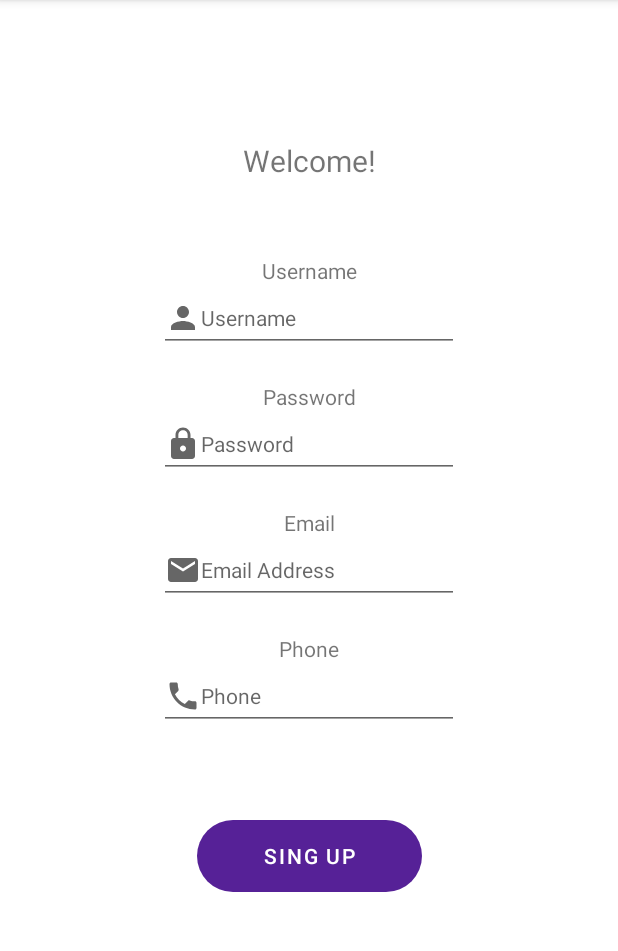
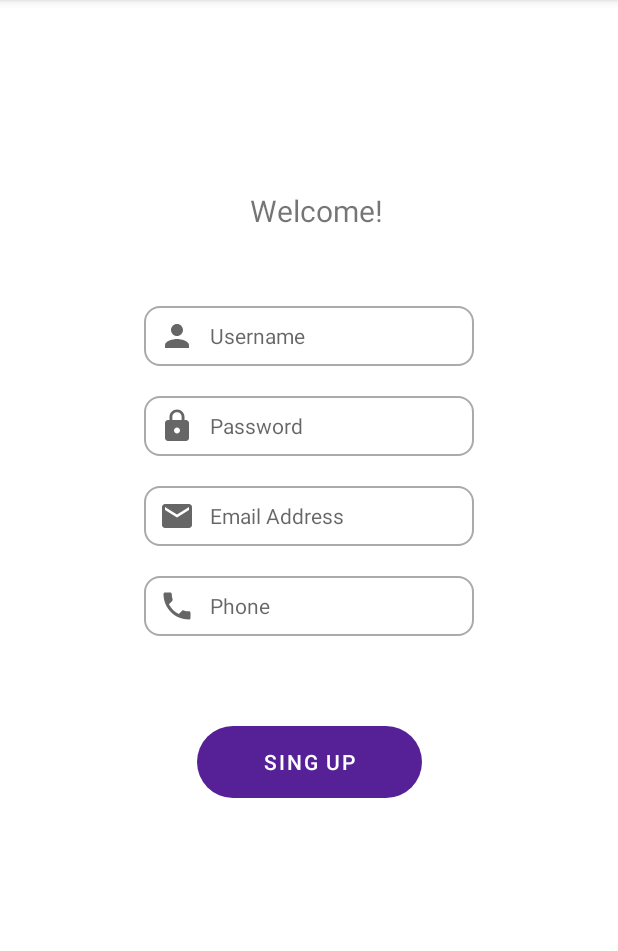
Before and after one commit to tabanezjoao/SIMProject, an Android app: the screen it shows after launch (MainActivity), after a tap on "SIGN UP", on a phone screen of 412 x 824 dp, the part 84-1035 px from its top. Run offline under Robolectric (Android 15) with nearby library versions, the phone set to English and light mode, and no system bars.

Commit message:
updated registration layout

```diff
--- a/FitnessApp/app/src/main/res/drawable/custom_button.xml
+++ b/FitnessApp/app/src/main/res/drawable/custom_button.xml
@@ -1,4 +1,8 @@
 <?xml version="1.0" encoding="utf-8"?>
-<shape xmlns:android="http://schemas.android.com/apk/res/android" android:shape="rectangle">
-    <corners android:radius="50dp"/>
-</shape>
+<selector xmlns:android="http://schemas.android.com/apk/res/android">
+    <item>
+        <shape android:shape="rectangle">
+            <corners android:radius="50dp"/>
+        </shape>
+    </item>
+</selector>
--- /dev/null
+++ b/FitnessApp/app/src/main/res/drawable/custom_input.xml
@@ -0,0 +1,18 @@
+<?xml version="1.0" encoding="utf-8"?>
+<selector xmlns:android="http://schemas.android.com/apk/res/android">
+    <item android:state_enabled="true" android:state_focused="true">
+        <shape android:shape="rectangle">
+            <solid android:color="@color/white"/>
+            <corners android:radius="10dp"/>
+            <stroke android:color="@color/purple_500" android:width="1dp"/>
+        </shape>
+    </item>
+
+    <item android:state_enabled="true">
+        <shape android:shape="rectangle">
+            <solid android:color="@color/white"/>
+            <corners android:radius="10dp"/>
+            <stroke android:color="@android:color/darker_gray" android:width="1dp"/>
+        </shape>
+    </item>
+</selector>
--- a/FitnessApp/app/src/main/res/layout/activity_register.xml
+++ b/FitnessApp/app/src/main/res/layout/activity_register.xml
@@ -12,126 +12,90 @@
         android:text="Welcome!"
         android:textSize="20sp"
         tools:layout_editor_absoluteX="102dp"
+        android:paddingStart="10dp"
         tools:layout_editor_absoluteY="86dp"
         app:layout_constraintTop_toTopOf="parent"
         app:layout_constraintLeft_toLeftOf="parent"
         app:layout_constraintRight_toRightOf="parent"
-        app:layout_constraintBottom_toTopOf="@id/textView_username"
+        app:layout_constraintBottom_toTopOf="@id/editTextUsername"
         app:layout_constraintVertical_chainStyle="packed"
         app:layout_constraintVertical_bias="0.35"
         android:layout_marginBottom="50dp"/>
 
-    <TextView
-        android:id="@+id/textView_username"
-        android:layout_width="wrap_content"
-        android:layout_height="wrap_content"
-        android:text="Username"
-        tools:layout_editor_absoluteX="99dp"
-        tools:layout_editor_absoluteY="127dp"
-        app:layout_constraintTop_toBottomOf="@id/register_welcome_message"
-        app:layout_constraintLeft_toLeftOf="parent"
-        app:layout_constraintRight_toRightOf="parent"
-        app:layout_constraintBottom_toTopOf="@id/editTextUsername"/>
-
     <EditText
         android:id="@+id/editTextUsername"
-        android:layout_width="200dp"
-        android:layout_height="wrap_content"
+        android:layout_width="220dp"
+        android:layout_height="40dp"
+        android:background="@drawable/custom_input"
         android:ems="10"
         android:inputType="textPersonName"
         android:hint="@string/username"
         android:textSize="14sp"
+        android:drawablePadding="10dp"
+        android:paddingStart="10dp"
         tools:layout_editor_absoluteX="99dp"
         tools:layout_editor_absoluteY="151dp"
-        app:layout_constraintTop_toBottomOf="@id/textView_username"
+        app:layout_constraintTop_toBottomOf="@id/register_welcome_message"
         app:layout_constraintLeft_toLeftOf="parent"
         app:layout_constraintRight_toRightOf="parent"
-        app:layout_constraintBottom_toTopOf="@+id/textView_password"
+        app:layout_constraintBottom_toTopOf="@+id/editTextPassword"
         android:layout_marginBottom="20dp"
         android:drawableStart="@drawable/ic_person"/>
 
-    <TextView
-        android:id="@+id/textView_password"
-        android:layout_width="wrap_content"
-        android:layout_height="wrap_content"
-        android:text="Password"
-        tools:layout_editor_absoluteX="96dp"
-        tools:layout_editor_absoluteY="222dp"
-        app:layout_constraintTop_toBottomOf="@id/editTextUsername"
-        app:layout_constraintLeft_toLeftOf="parent"
-        app:layout_constraintRight_toRightOf="parent"
-        app:layout_constraintBottom_toTopOf="@id/editTextPassword"/>
-
     <EditText
         android:id="@+id/editTextPassword"
-        android:layout_width="200dp"
-        android:layout_height="wrap_content"
+        android:layout_width="220dp"
+        android:layout_height="40dp"
+        android:background="@drawable/custom_input"
         android:ems="10"
         android:inputType="textPassword"
         android:hint="@string/Password"
         android:textSize="14sp"
+        android:paddingStart="10dp"
+        android:drawablePadding="10dp"
         tools:layout_editor_absoluteX="93dp"
         tools:layout_editor_absoluteY="256dp"
-        app:layout_constraintTop_toBottomOf="@id/textView_password"
+        app:layout_constraintTop_toBottomOf="@+id/editTextUsername"
         app:layout_constraintLeft_toLeftOf="parent"
         app:layout_constraintRight_toRightOf="parent"
-        app:layout_constraintBottom_toTopOf="@id/textView_email"
+        app:layout_constraintBottom_toTopOf="@+id/editTextEmail"
         android:layout_marginBottom="20dp"
         android:drawableStart="@drawable/ic_lock"/>
 
-    <TextView
-        android:id="@+id/textView_email"
-        android:layout_width="wrap_content"
-        android:layout_height="wrap_content"
-        android:text="Email"
-        tools:layout_editor_absoluteX="96dp"
-        tools:layout_editor_absoluteY="322dp"
-        app:layout_constraintTop_toBottomOf="@id/editTextPassword"
-        app:layout_constraintLeft_toLeftOf="parent"
-        app:layout_constraintRight_toRightOf="parent"
-        app:layout_constraintBottom_toTopOf="@id/editTextEmail"
-        />
-
     <EditText
         android:id="@+id/editTextEmail"
-        android:layout_width="200dp"
-        android:layout_height="wrap_content"
+        android:layout_width="220dp"
+        android:layout_height="40dp"
+        android:background="@drawable/custom_input"
         android:ems="10"
         android:inputType="textEmailAddress"
         android:hint="@string/Email_Address"
+        android:paddingStart="10dp"
         android:textSize="14sp"
+        android:drawablePadding="10dp"
         tools:layout_editor_absoluteX="96dp"
         tools:layout_editor_absoluteY="370dp"
-        app:layout_constraintTop_toBottomOf="@id/textView_email"
+        app:layout_constraintTop_toBottomOf="@+id/editTextPassword"
         app:layout_constraintLeft_toLeftOf="parent"
         app:layout_constraintRight_toRightOf="parent"
-        app:layout_constraintBottom_toTopOf="@id/textView_phone"
+        app:layout_constraintBottom_toTopOf="@+id/editTextPhone"
         android:layout_marginBottom="20dp"
         android:drawableStart="@drawable/ic_email"/>
 
-    <TextView
-        android:id="@+id/textView_phone"
-        android:layout_width="wrap_content"
-        android:layout_height="wrap_content"
-        android:text="Phone"
-        tools:layout_editor_absoluteX="93dp"
-        tools:layout_editor_absoluteY="450dp"
-        app:layout_constraintTop_toBottomOf="@id/editTextEmail"
-        app:layout_constraintLeft_toLeftOf="parent"
-        app:layout_constraintRight_toRightOf="parent"
-        app:layout_constraintBottom_toTopOf="@id/editTextPhone"/>
-
     <EditText
         android:id="@+id/editTextPhone"
-        android:layout_width="200dp"
-        android:layout_height="wrap_content"
+        android:layout_width="220dp"
+        android:layout_height="40dp"
+        android:background="@drawable/custom_input"
         android:ems="10"
+        android:paddingStart="10dp"
         android:inputType="phone"
         android:hint="@string/Phone"
         android:textSize="14sp"
+        android:drawablePadding="10dp"
         tools:layout_editor_absoluteX="90dp"
         tools:layout_editor_absoluteY="498dp"
-        app:layout_constraintTop_toBottomOf="@id/textView_phone"
+        app:layout_constraintTop_toBottomOf="@+id/editTextEmail"
         app:layout_constraintLeft_toLeftOf="parent"
         app:layout_constraintRight_toRightOf="parent"
         app:layout_constraintBottom_toTopOf="@id/button_registration_complete"
```
